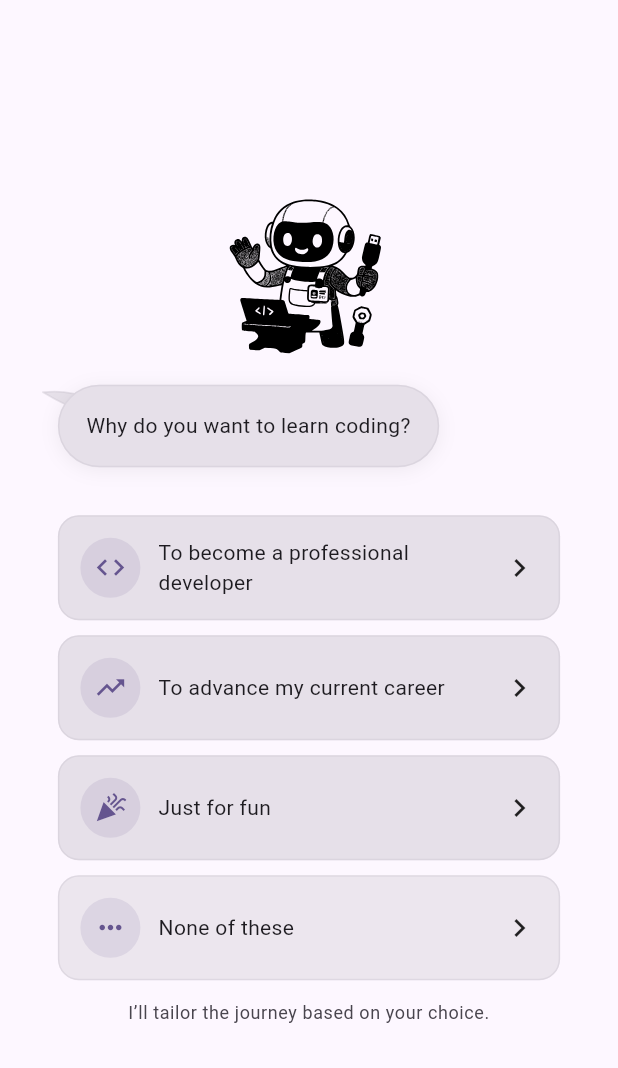
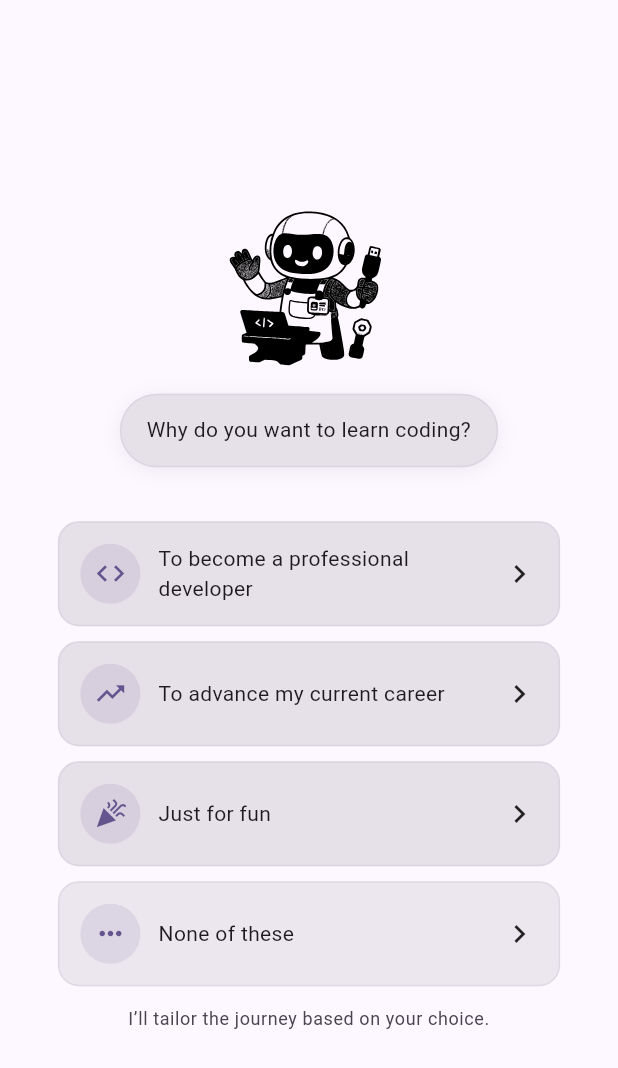
Before and after one commit to zhbforum/CodeForge, a Flutter app: the screen it shows after launch, after a tap on "Let’s go", on a phone screen of 412 x 824 dp. Shown: the top 1068 px of the screen. Run offline on Flutter 3.47's test engine with Material 3 defaults, Android fonts, the phone set to English and light mode, and no system bars; our stand-ins replace flutter_riverpod, flutter_svg, go_router, shared_preferences.

Commit message:
feat(onboarding): personalize greeting and await SnackBar.closed before navigation
- Show 'Nice to meet you, {name}!' using normalized display name
- Normalize input (trim + collapse multiple spaces) before saving to state
- Await SnackBar.closed to ensure the user sees the message (better UX)
- Keeps AnimatedSwitcher keyed by step to avoid state bleed

```diff
--- a/apps/mobile_app/lib/features/onboarding/onboarding_page.dart
+++ b/apps/mobile_app/lib/features/onboarding/onboarding_page.dart
@@ -7,8 +7,6 @@ import 'package:go_router/go_router.dart';
 import 'package:mobile_app/features/onboarding/onboarding_controller.dart';
 import 'package:shared_preferences/shared_preferences.dart';
 
-part 'widgets/speech_bubble.dart';
-part 'widgets/curved_tail.dart';
 part 'widgets/companion_blink.dart';
 part 'widgets/option_tile.dart';
 part 'steps/welcome_step.dart';
@@ -44,6 +42,11 @@ class _OnboardingPageState extends ConsumerState<OnboardingPage> {
     final ok = RegExp(r"^[\p{L}\p{N}_\- '.]+$", unicode: true).hasMatch(v);
     if (!ok) return "Allowed: letters, digits, space, -, _, ', .";
     return null;
+  }
+
+  String _displayName(String value) {
+    final compact = value.trim().replaceAll(RegExp(r'\s+'), ' ');
+    return compact;
   }
 
   Future<void> _finish() async {
@@ -82,10 +85,21 @@ class _OnboardingPageState extends ConsumerState<OnboardingPage> {
             _nameFocus.requestFocus();
             return;
           }
-          ctrl.setName(_nameCtrl.text.trim());
-          ScaffoldMessenger.of(context)
-            ..removeCurrentSnackBar()
-            ..showSnackBar(const SnackBar(content: Text('Nice to meet you!')));
+
+          final raw = _nameCtrl.text;
+          final nameForGreeting = _displayName(raw);
+
+          ctrl.setName(nameForGreeting);
+
+          final snack = SnackBar(
+            content: Text('Nice to meet you, $nameForGreeting!'),
+            duration: const Duration(milliseconds: 900),
+          );
+
+          ScaffoldMessenger.of(context).removeCurrentSnackBar();
+          final controller = ScaffoldMessenger.of(context).showSnackBar(snack);
+          await controller.closed;
+
           await _finish();
         },
       ),
@@ -125,45 +139,67 @@ class _OnbFrame extends StatelessWidget {
     return LayoutBuilder(
       builder: (context, c) {
         final isWide = c.maxWidth >= 420;
-        final maxBox = math.min(c.maxWidth * 0.9, 460).toDouble();
+        final maxBox =
+            (isWide
+                    ? math.min(c.maxWidth * 0.9, 640)
+                    : math.min(c.maxWidth * 0.9, 460))
+                .toDouble();
 
-        final bubble = _SpeechBubble(
+        final companionSize = isWide
+            ? (c.maxWidth >= 720 ? 160.0 : 136.0)
+            : 124.0;
+
+        final Widget header = isWide
+            ? Row(
+                mainAxisSize: MainAxisSize.min,
+                children: [
+                  _CompanionBlink(
+                    asset: 'assets/icons/companion.svg',
+                    size: companionSize,
+                    semanticsLabel: 'Onboarding companion',
+                  ),
+                  const SizedBox(width: 16),
+                  ConstrainedBox(
+                    constraints: const BoxConstraints(maxWidth: 380),
+                    child: _MessageCard(
                       text: message,
                       fill: cs.surfaceContainerHighest,
                       border: cs.outlineVariant.withValues(alpha: 0.4),
-          anchor: isWide ? .45 : .25,
-        );
-
-        final header = isWide
-            ? Row(
-                mainAxisSize: MainAxisSize.min,
-                children: [
-                  const _CompanionBlink(asset: 'assets/icons/companion.svg'),
-                  const SizedBox(width: 16),
-                  Expanded(child: bubble),
+                    ),
+                  ),
                 ],
               )
             : Column(
                 mainAxisSize: MainAxisSize.min,
                 children: [
-                  const _CompanionBlink(asset: 'assets/icons/companion.svg'),
-                  const SizedBox(height: 12),
-                  bubble,
+                  _CompanionBlink(
+                    asset: 'assets/icons/companion.svg',
+                    size: companionSize,
+                    semanticsLabel: 'Onboarding companion',
+                  ),
+                  const SizedBox(height: 10),
+                  _MessageCard(
+                    text: message,
+                    fill: cs.surfaceContainerHighest,
+                    border: cs.outlineVariant.withValues(alpha: 0.4),
+                  ),
                 ],
               );
 
         return Column(
           crossAxisAlignment: CrossAxisAlignment.stretch,
           children: [
-            const Spacer(),
-            Center(
+            const SizedBox(height: 12),
+
+            Expanded(
+              child: Center(
                 child: ConstrainedBox(
                   constraints: BoxConstraints(maxWidth: maxBox),
                   child: Column(
                     mainAxisSize: MainAxisSize.min,
                     children: [
                       header,
-                    const SizedBox(height: 16),
+                      const SizedBox(height: 20),
                       Flexible(
                         child: SingleChildScrollView(
                           padding: const EdgeInsets.only(bottom: 16),
@@ -174,17 +210,25 @@ class _OnbFrame extends StatelessWidget {
                   ),
                 ),
               ),
-            const Spacer(),
+            ),
+
             if (primaryLabel != null && onPrimary != null)
               AnimatedPadding(
                 duration: const Duration(milliseconds: 150),
                 curve: Curves.easeOut,
                 padding: EdgeInsets.only(
-                  bottom: MediaQuery.of(context).viewInsets.bottom,
+                  left: 20,
+                  right: 20,
+                  bottom: MediaQuery.of(context).viewInsets.bottom + 12,
                 ),
+                child: Center(
+                  child: ConstrainedBox(
+                    constraints: const BoxConstraints(maxWidth: 460),
                     child: FilledButton(
                       onPressed: onPrimary,
                       child: Text(primaryLabel!),
+                    ),
+                  ),
                 ),
               ),
           ],
@@ -193,3 +237,46 @@ class _OnbFrame extends StatelessWidget {
     );
   }
 }
+
+class _MessageCard extends StatelessWidget {
+  const _MessageCard({
+    required this.text,
+    required this.fill,
+    required this.border,
+  });
+
+  final String text;
+  final Color fill;
+  final Color border;
+
+  static const _radius = 28.0;
+  static const _padding = EdgeInsets.symmetric(horizontal: 18, vertical: 16);
+
+  @override
+  Widget build(BuildContext context) {
+    final theme = Theme.of(context);
+
+    return DecoratedBox(
+      decoration: BoxDecoration(
+        color: fill,
+        borderRadius: BorderRadius.circular(_radius),
+        border: Border.all(color: border),
+        boxShadow: [
+          BoxShadow(
+            blurRadius: 10,
+            offset: const Offset(0, 2),
+            color: Colors.black.withValues(alpha: 0.06),
+          ),
+        ],
+      ),
+      child: Padding(
+        padding: _padding,
+        child: Text(
+          text,
+          textAlign: TextAlign.center,
+          style: theme.textTheme.bodyMedium?.copyWith(height: 1.2),
+        ),
+      ),
+    );
+  }
+}
```
Lines whose indentation alone changed are shown as unchanged.
